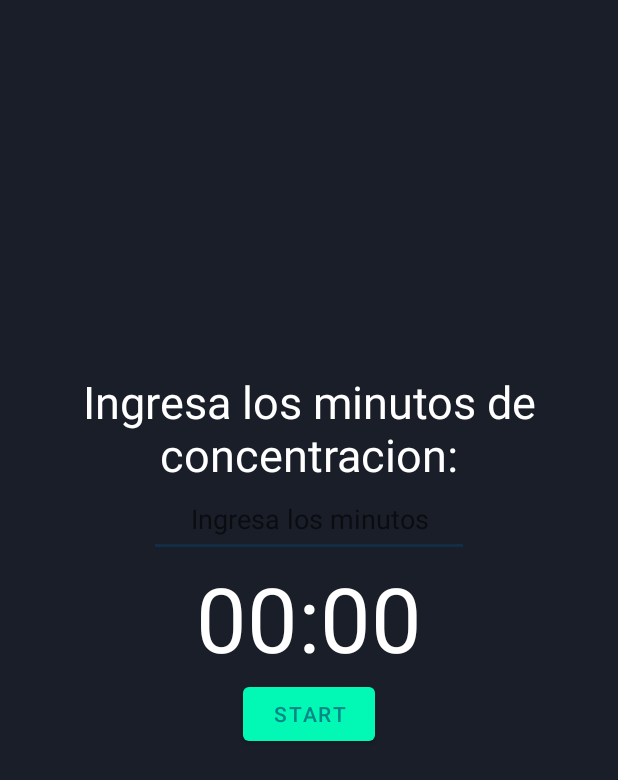
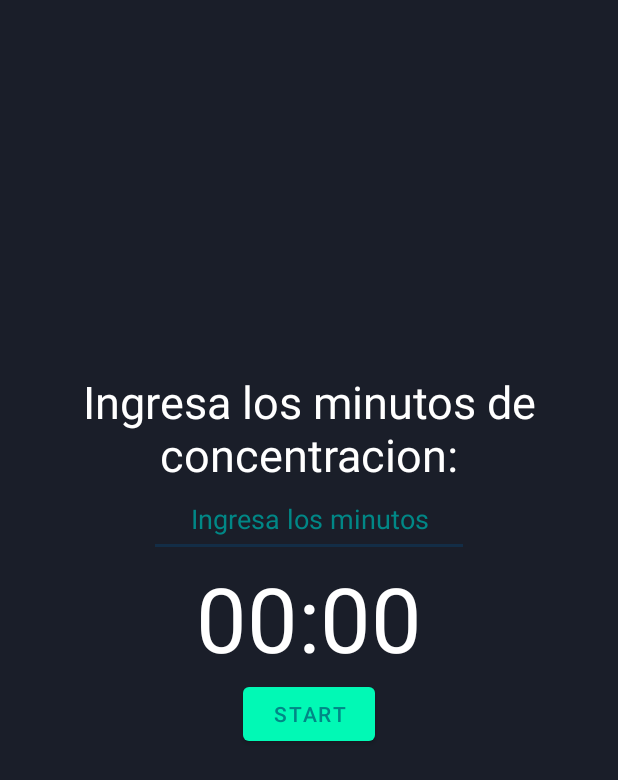
Before and after one commit to OmarQuinonez21/baseDeProyecto, an Android app: the pomodoroActivity screen opened directly, with no data from a screen before it, on a phone screen of 412 x 824 dp. Shown: the top 780 px of the screen. Run offline under Robolectric (Android 15) with nearby library versions, the phone set to English and light mode, and no system bars.

Commit message:
cambio de color y hint pomodoro

```diff
--- a/app/src/main/java/com/example/inicio/pomodoroActivity.java
+++ b/app/src/main/java/com/example/inicio/pomodoroActivity.java
@@ -1,15 +1,13 @@
 package com.example.inicio;
 
 import android.os.Bundle;
-
-import androidx.appcompat.app.AppCompatActivity;
-
-
 import android.os.CountDownTimer;
 import android.view.View;
 import android.widget.Button;
 import android.widget.EditText;
 import android.widget.TextView;
+
+import androidx.appcompat.app.AppCompatActivity;
 
 import com.example.inicio.databinding.ActivityMainBinding;
 
@@ -168,6 +166,7 @@ int number1=0;
         mTextViewCountDown.setTextSize(60);
         x=0;
         y=0;
+        num1.setText("");
     }
 
     private void updateCountDownText() {
--- a/app/src/main/res/layout/activity_pomodoro.xml
+++ b/app/src/main/res/layout/activity_pomodoro.xml
@@ -57,7 +57,8 @@
         android:ems="10"
         android:gravity="center_horizontal"
         android:inputType="number"
-        android:text=""
+        android:textColorHint="@color/teal_700"
+        android:textColor="@color/teal_200"
         android:hint="Ingresa los minutos"/>
 
 
```
